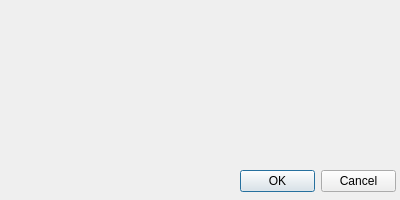
The window that agg_button_menu/ui/line_dialog.ui (AlexanderGrigoryev/pyqgis) describes before a commit, drawn with Qt 5.
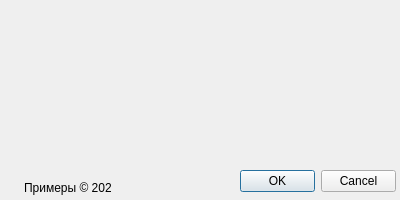
The same window after the commit.

The edit to the form file:
```diff
--- a/agg_button_menu/ui/line_dialog.ui
+++ b/agg_button_menu/ui/line_dialog.ui
@@ -44,6 +44,44 @@
     <set>QDialogButtonBox::Cancel|QDialogButtonBox::Ok</set>
    </property>
   </widget>
+  <widget class="QWidget" name="layoutWidget">
+   <property name="geometry">
+    <rect>
+     <x>2</x>
+     <y>179</y>
+     <width>109</width>
+     <height>18</height>
+    </rect>
+   </property>
+   <layout class="QHBoxLayout" name="logoLayout">
+    <item>
+     <widget class="QLabel" name="logo">
+      <property name="minimumSize">
+       <size>
+        <width>16</width>
+        <height>16</height>
+       </size>
+      </property>
+      <property name="maximumSize">
+       <size>
+        <width>16</width>
+        <height>16</height>
+       </size>
+      </property>
+      <property name="text">
+       <string/>
+      </property>
+     </widget>
+    </item>
+    <item>
+     <widget class="QLabel" name="copyright">
+      <property name="text">
+       <string>Примеры © 2020</string>
+      </property>
+     </widget>
+    </item>
+   </layout>
+  </widget>
  </widget>
  <resources/>
  <connections>
```
